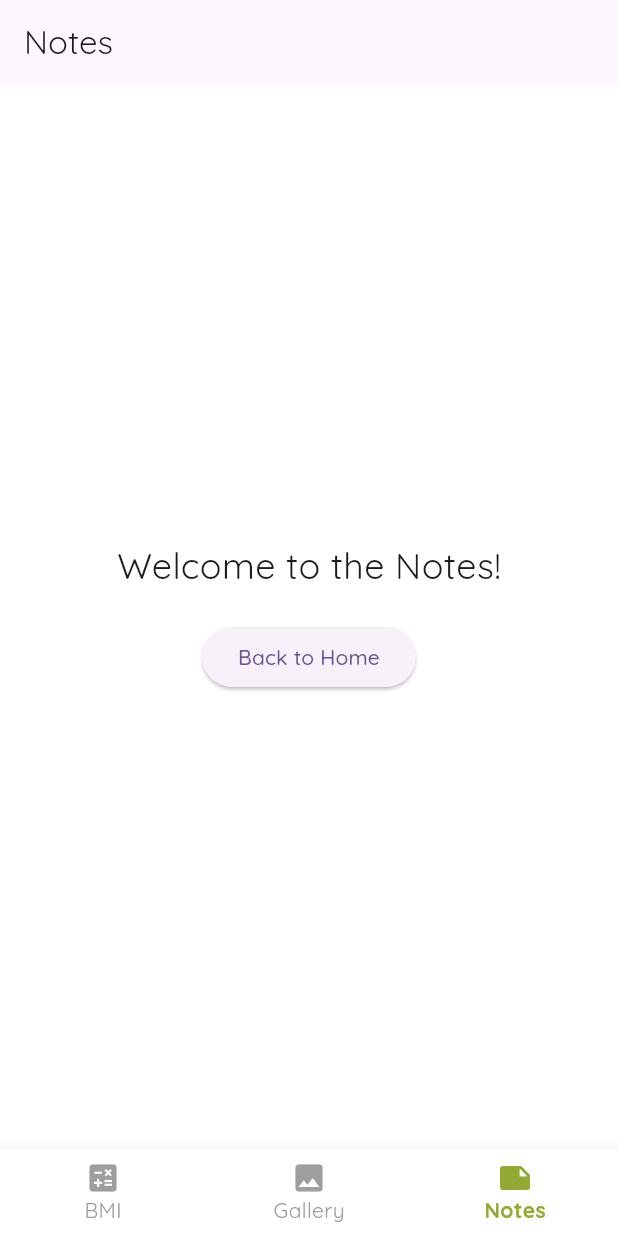
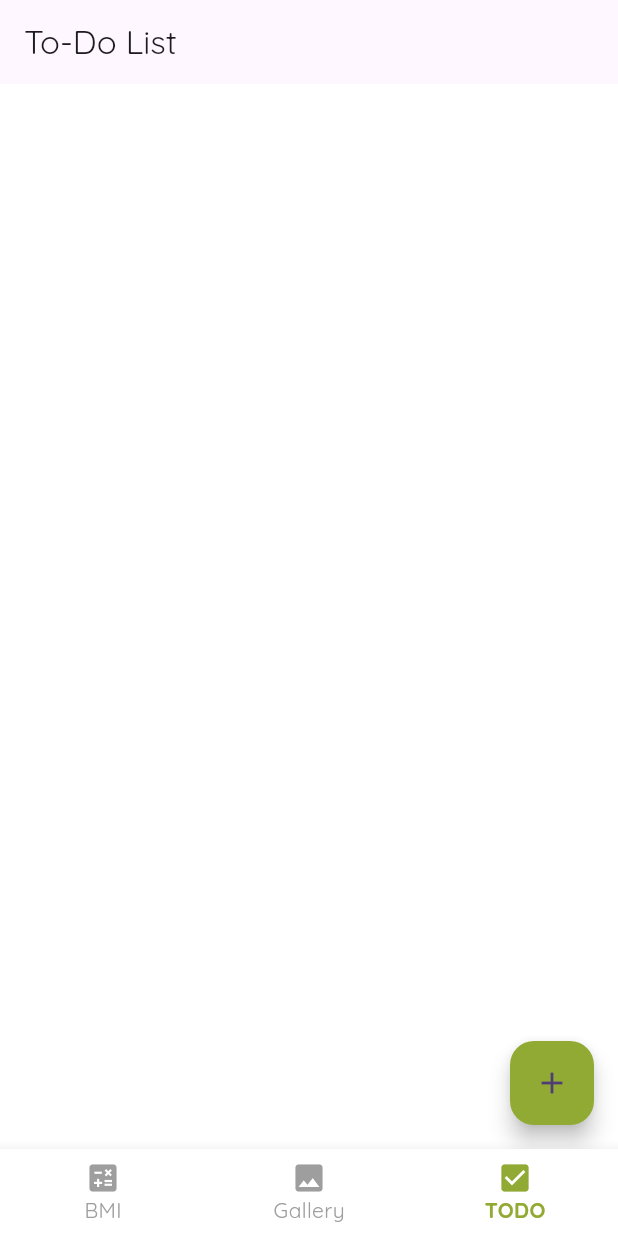
Before and after one commit to salma-elmaghawry/Week-8-Task-, a Flutter app: the screen it shows after launch, item 3 of the bottom bar chosen, on a phone screen of 412 x 824 dp. Run offline on Flutter 3.47's test engine with Material 3 defaults, Android fonts, the phone set to English and light mode, and no system bars; our stand-ins replace bloc, flutter_bloc, google_fonts, shared_preferences.

Commit message:
show time picker

```diff
--- a/lib/feature/Notes/notes_screen.dart
+++ /dev/null
@@ -1,32 +0,0 @@
-import 'package:flutter/material.dart';
-
-class NotesScreen extends StatelessWidget {
-  const NotesScreen({super.key});
-
-  @override
-  Widget build(BuildContext context) {
-    return Scaffold(
-      appBar: AppBar(
-        title: const Text('Notes'),
-      ),
-      body: Center(
-        child: Column(
-          mainAxisAlignment: MainAxisAlignment.center,
-          children: <Widget>[
-            const Text(
-              'Welcome to the Notes!',
-              style: TextStyle(fontSize: 24),
-            ),
-            const SizedBox(height: 20),
-            ElevatedButton(
-              onPressed: () {
-                Navigator.pop(context);
-              },
-              child: const Text('Back to Home'),
-            ),
-          ],
-        ),
-      ),
-    );
-  }
-}
--- /dev/null
+++ b/lib/feature/ToDO/data/local_data_source.dart
@@ -0,0 +1,27 @@
+import 'package:shared_preferences/shared_preferences.dart';
+import '../domain/todo.dart';
+
+class TodoLocalDataSource {
+  final SharedPreferences prefs;
+
+  TodoLocalDataSource(this.prefs);
+
+  Future<List<Todo>> getTodos() async {
+    final todosJson = prefs.getStringList('todos') ?? [];
+    return todosJson.map(_parseTodo).toList();
+  }
+
+  Future<void> saveTodos(List<Todo> todos) async {
+    final todosJson = todos.map(_todoToJson).toList();
+    await prefs.setStringList('todos', todosJson);
+  }
+
+  Todo _parseTodo(String json) {
+    final parts = json.split('|');
+    return Todo(id: parts[0], title: parts[1], time: parts[2]);
+  }
+
+  String _todoToJson(Todo todo) {
+    return '${todo.id}|${todo.title}|${todo.time}';
+  }
+}
--- /dev/null
+++ b/lib/feature/ToDO/data/todo_repository.dart
@@ -0,0 +1,27 @@
+import 'package:week8/feature/ToDO/data/local_data_source.dart';
+
+import '../domain/todo_repository.dart';
+import '../domain/todo.dart';
+
+class TodoRepositoryImpl implements TodoRepository {
+  final TodoLocalDataSource localDataSource;
+
+  TodoRepositoryImpl(this.localDataSource);
+
+  @override
+  Future<List<Todo>> getTodos() => localDataSource.getTodos();
+
+  @override
+  Future<void> addTodo(Todo todo) async {
+    final todos = await getTodos();
+    todos.add(todo);
+    await localDataSource.saveTodos(todos);
+  }
+
+  @override
+  Future<void> deleteTodo(String id) async {
+    final todos = await getTodos();
+    todos.removeWhere((t) => t.id == id);
+    await localDataSource.saveTodos(todos);
+  }
+}
--- /dev/null
+++ b/lib/feature/ToDO/domain/todo.dart
@@ -0,0 +1,19 @@
+class Todo {
+  final String id;
+  final String title;
+  final String time;
+
+  Todo({
+    required this.id,
+    required this.title,
+    required this.time,
+  });
+
+  @override
+  bool operator ==(Object other) =>
+      identical(this, other) ||
+      other is Todo && runtimeType == other.runtimeType && id == other.id;
+
+  @override
+  int get hashCode => id.hashCode;
+}
--- /dev/null
+++ b/lib/feature/ToDO/domain/todo_repository.dart
@@ -0,0 +1,7 @@
+import 'package:week8/feature/ToDO/domain/todo.dart';
+
+abstract class TodoRepository {
+  Future<List<Todo>> getTodos();
+  Future<void> addTodo(Todo todo);
+  Future<void> deleteTodo(String id);
+}
--- /dev/null
+++ b/lib/feature/ToDO/presentation/cubit/todo_cubit.dart
@@ -0,0 +1,37 @@
+import 'package:flutter_bloc/flutter_bloc.dart';
+import 'package:week8/feature/ToDO/presentation/cubit/todo_state.dart';
+import '../../domain/todo_repository.dart';
+import '../../domain/todo.dart';
+
+class TodoCubit extends Cubit<TodoState> {
+  final TodoRepository repository;
+
+  TodoCubit(this.repository) : super(TodoState()) {
+    loadTodos();
+  }
+
+  Future<void> loadTodos() async {
+    emit(state.copyWith(isLoading: true));
+    try {
+      final todos = await repository.getTodos();
+      emit(state.copyWith(todos: todos, isLoading: false));
+    } catch (e) {
+      emit(state.copyWith(error: 'Failed to load todos', isLoading: false));
+    }
+  }
+
+  Future<void> addTodo(String title, String time) async {
+    final todo = Todo(
+      id: DateTime.now().millisecondsSinceEpoch.toString(),
+      title: title,
+      time: time,
+    );
+    await repository.addTodo(todo);
+    await loadTodos();
+  }
+
+  Future<void> deleteTodo(String id) async {
+    await repository.deleteTodo(id);
+    await loadTodos();
+  }
+}
--- /dev/null
+++ b/lib/feature/ToDO/presentation/cubit/todo_state.dart
@@ -0,0 +1,25 @@
+import 'package:week8/feature/ToDO/domain/todo.dart';
+
+class TodoState {
+  final List<Todo> todos;
+  final bool isLoading;
+  final String? error;
+
+  TodoState({
+    this.todos = const [],
+    this.isLoading = false,
+    this.error,
+  });
+
+  TodoState copyWith({
+    List<Todo>? todos,
+    bool? isLoading,
+    String? error,
+  }) {
+    return TodoState(
+      todos: todos ?? this.todos,
+      isLoading: isLoading ?? this.isLoading,
+      error: error ?? this.error,
+    );
+  }
+}
--- /dev/null
+++ b/lib/feature/ToDO/presentation/todo_screen.dart
@@ -0,0 +1,147 @@
+import 'package:flutter/material.dart';
+import 'package:flutter_bloc/flutter_bloc.dart';
+import 'package:shared_preferences/shared_preferences.dart';
+import 'package:week8/core/app_colors.dart';
+import 'package:week8/feature/ToDO/data/local_data_source.dart';
+import 'package:week8/feature/ToDO/data/todo_repository.dart';
+import 'package:week8/feature/ToDO/presentation/cubit/todo_cubit.dart';
+import 'package:week8/feature/ToDO/presentation/cubit/todo_state.dart';
+import 'package:week8/feature/ToDO/presentation/widgets/confirm_delete_dialog.dart';
+import 'package:week8/feature/ToDO/presentation/widgets/todo_item.dart';
+
+class TodoScreen extends StatelessWidget {
+  const TodoScreen({super.key});
+
+  @override
+  Widget build(BuildContext context) {
+    return FutureBuilder(
+      future: SharedPreferences.getInstance(),
+      builder: (context, snapshot) {
+        if (!snapshot.hasData) {
+          return const Scaffold(
+            body: Center(child: CircularProgressIndicator()),
+          );
+        }
+
+        final prefs = snapshot.data!;
+        final dataSource = TodoLocalDataSource(prefs);
+        final repository = TodoRepositoryImpl(dataSource);
+
+        return BlocProvider(
+          create: (_) => TodoCubit(repository),
+          child: const _TodoScreenContent(),
+        );
+      },
+    );
+  }
+}
+
+class _TodoScreenContent extends StatelessWidget {
+  const _TodoScreenContent();
+
+  @override
+  Widget build(BuildContext context) {
+    return Scaffold(
+      appBar: AppBar(title: const Text('To-Do List')),
+      body: BlocBuilder<TodoCubit, TodoState>(
+        builder: (context, state) {
+          if (state.isLoading) {
+            return const Center(child: CircularProgressIndicator());
+          }
+          if (state.error != null) {
+            return Center(child: Text(state.error!));
+          }
+          return ListView.builder(
+            itemCount: state.todos.length,
+            itemBuilder: (context, index) {
+              final todo = state.todos[index];
+              return TodoItem(
+                todo: todo,
+                onDelete: () => _showDeleteDialog(context, todo.id),
+              );
+            },
+          );
+        },
+      ),
+      floatingActionButton: FloatingActionButton(
+        backgroundColor: AppColors.primary,
+        tooltip: 'Add Task',
+        onPressed: () => _showAddTodoDialog(context),
+        child: const Icon(Icons.add),
+      ),
+    );
+  }
+
+  void _showAddTodoDialog(BuildContext context) {
+    final cubit = context.read<TodoCubit>();
+    final titleController = TextEditingController();
+    final timeController = TextEditingController();
+
+    showDialog(
+      context: context,
+      builder:
+          (context) => AlertDialog(
+            backgroundColor: AppColors.white,
+            title: const Text('Add New Task'),
+            content: Column(
+              mainAxisSize: MainAxisSize.min,
+              children: [
+                TextField(
+                  controller: titleController,
+                  decoration: const InputDecoration(hintText: 'Task title'),
+                ),
+                const SizedBox(height: 16),
+                TextField(
+                  controller: timeController,
+                  readOnly: true,
+                  onTap: () async {
+                    TimeOfDay? pickedTime = await showTimePicker(
+                      context: context,
+                      initialTime: TimeOfDay.now(),
+                    );
+                    if (pickedTime != null) {
+                      final formattedTime = pickedTime.format(context);
+                      timeController.text = formattedTime;
+                    }
+                  },
+                  decoration: const InputDecoration(
+                    hintText: 'Select Time',
+                    suffixIcon: Icon(Icons.access_time),
+                  ),
+                ),
+              ],
+            ),
+            actions: [
+              TextButton(
+                onPressed: Navigator.of(context).pop,
+                child: const Text('Cancel'),
+              ),
+              TextButton(
+                onPressed: () {
+                  if (titleController.text.isNotEmpty &&
+                      timeController.text.isNotEmpty) {
+                    cubit.addTodo(titleController.text, timeController.text);
+                    Navigator.pop(context);
+                  }
+                },
+                child: const Text('Add'),
+              ),
+            ],
+          ),
+    );
+  }
+
+  void _showDeleteDialog(BuildContext context, String id) {
+    showDialog(
+      context: context,
+      builder:
+          (context) => ConfirmDeleteDialog(
+            onCancel: () => Navigator.pop(context),
+            onConfirm: () {
+              context.read<TodoCubit>().deleteTodo(id);
+              Navigator.pop(context);
+            },
+          ),
+    );
+  }
+}
--- a/lib/navigation_screen.dart
+++ b/lib/navigation_screen.dart
@@ -2,7 +2,7 @@ import 'package:flutter/material.dart';
 import 'package:week8/core/app_colors.dart';
 import 'package:week8/feature/BMI/presentation/bmi_calculator_screen.dart';
 import 'package:week8/feature/Gallery/gallery_screen.dart';
-import 'package:week8/feature/Notes/notes_screen.dart';
+import 'package:week8/feature/ToDO/presentation/todo_screen.dart';
 
 class MainNavigationScreen extends StatefulWidget {
   const MainNavigationScreen({super.key});
@@ -17,7 +17,7 @@ class _MainNavigationScreenState extends State<MainNavigationScreen> {
   final List<Widget> _screens = [
     BmiCalculatorScreen(),
     GalleryScreen(),
-    NotesScreen(),
+    TodoScreen(),
   ];
 
   @override
@@ -44,7 +44,7 @@ class _MainNavigationScreenState extends State<MainNavigationScreen> {
         items: const [
           BottomNavigationBarItem(icon: Icon(Icons.calculate), label: 'BMI'),
           BottomNavigationBarItem(icon: Icon(Icons.image), label: 'Gallery'),
-          BottomNavigationBarItem(icon: Icon(Icons.note), label: 'Notes'),
+          BottomNavigationBarItem(icon: Icon(Icons.check_box), label: 'TODO'),
         ],
       ),
     );
--- a/pubspec.yaml
+++ b/pubspec.yaml
@@ -2,7 +2,7 @@ name: week8
 description: "A new Flutter project."
 # The following line prevents the package from being accidentally published to
 # pub.dev using `flutter pub publish`. This is preferred for private packages.
-publish_to: 'none' # Remove this line if you wish to publish to pub.dev
+publish_to: "none" # Remove this line if you wish to publish to pub.dev
 
 # The following defines the version and build number for your application.
 # A version number is three numbers separated by dots, like 1.2.43
@@ -34,6 +34,7 @@ dependencies:
   flutter_bloc: ^9.1.1
   flutter_staggered_grid_view: ^0.7.0
   google_fonts: ^6.2.1
+  shared_preferences: ^2.5.3
 
 dev_dependencies:
   flutter_lints: ^5.0.0
@@ -44,7 +45,6 @@ dev_dependencies:
 # following page: https://dart.dev/tools/pub/pubspec
 # The following section is specific to Flutter packages.
 flutter:
-
   # The following line ensures that the Material Icons font is
   # included with your application, so that you can use the icons in
   # the material Icons class.
```
Also changed, not shown: lib/feature/ToDO/presentation/widgets/confirm_delete_dialog.dart (added, +33 -0 lines), lib/feature/ToDO/presentation/widgets/todo_item.dart (added, +48 -0 lines), pubspec.lock, 1 other file.
